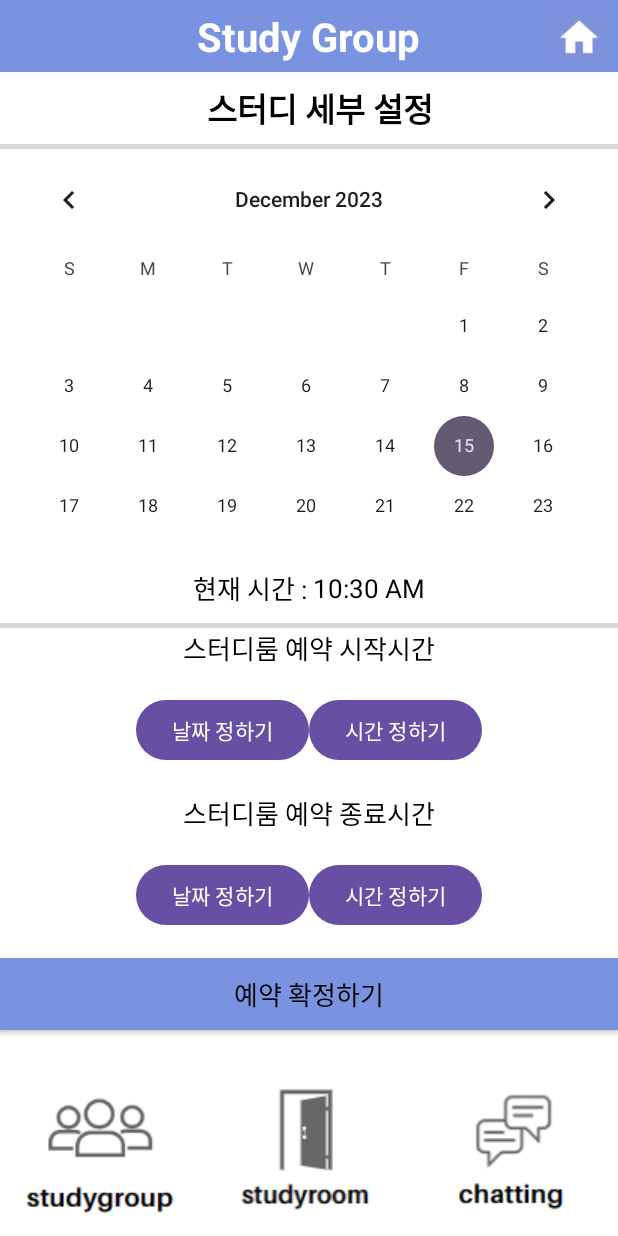
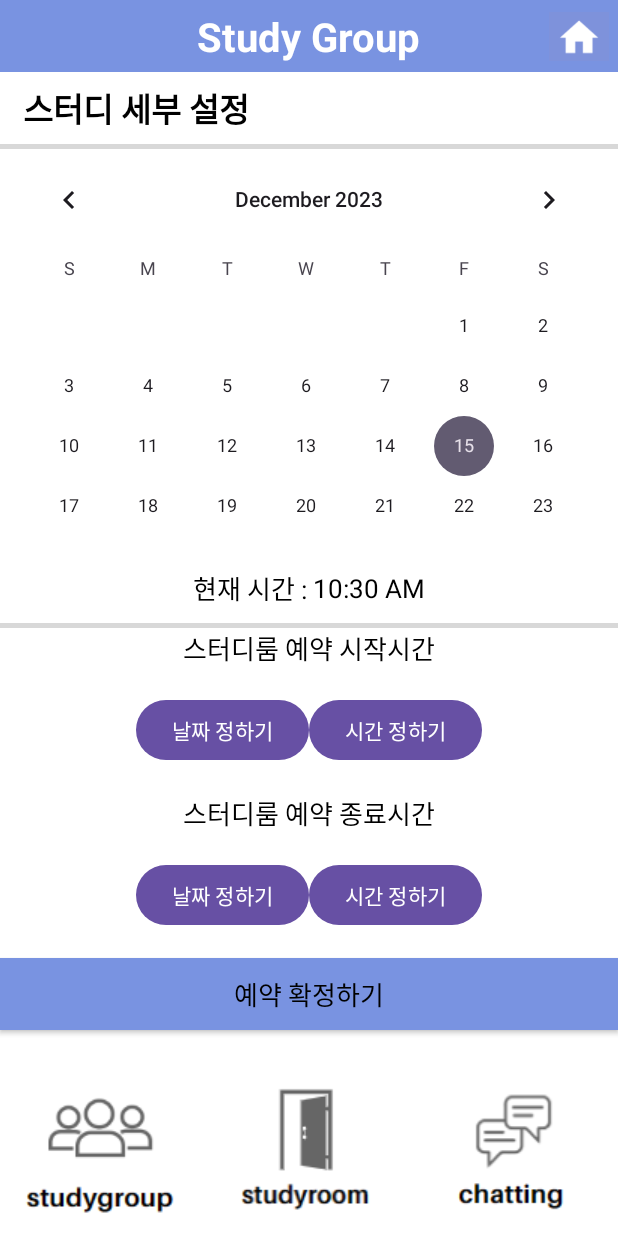
Before and after one commit to ImRian/23-2-Network-Socket-Chatting, an Android app: the StudyDateTimeSelectActivity screen opened directly, with no data from a screen before it, on a phone screen of 412 x 824 dp. Run offline under Robolectric (Android 15) with nearby library versions, the phone set to English and light mode, and no system bars.

Commit message:
스터디 세부설정 제목
제목

```diff
--- a/app/src/main/res/layout/activity_study_date_time_select.xml
+++ b/app/src/main/res/layout/activity_study_date_time_select.xml
@@ -55,7 +55,7 @@
         <TextView
             android:layout_width="wrap_content"
             android:layout_height="wrap_content"
-            android:layout_centerInParent="true"
+            android:layout_centerVertical="true"
             android:paddingLeft="15dp"
             android:text="스터디 세부 설정"
             android:textColor="#000000"
```
